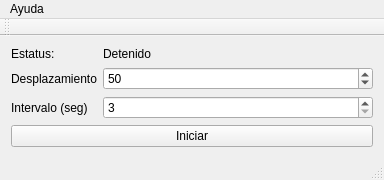
First picture: the form in mainwindow.ui, repository iuresti/mousemover, before the edit.
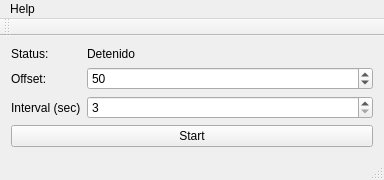
Second picture: the form after the edit.

Commit message: The previous version doesn't prevent of suspending the PC. Even when mouse is moving. In this version I use a different function to move the mouse

```diff
--- a/mainwindow.ui
+++ b/mainwindow.ui
@@ -20,7 +20,7 @@
       <item row="0" column="0">
        <widget class="QLabel" name="label">
         <property name="text">
-         <string>Estatus:</string>
+         <string>Status:</string>
         </property>
        </widget>
       </item>
@@ -34,14 +34,14 @@
       <item row="1" column="0">
        <widget class="QLabel" name="label_2">
         <property name="text">
-         <string>Desplazamiento</string>
+         <string>Offset:</string>
         </property>
        </widget>
       </item>
       <item row="2" column="0">
        <widget class="QLabel" name="label_3">
         <property name="text">
-         <string>Intervalo (seg)</string>
+         <string>Interval (sec)</string>
         </property>
        </widget>
       </item>
@@ -78,7 +78,7 @@
       <item>
        <widget class="QPushButton" name="startBtn">
         <property name="text">
-         <string>Iniciar</string>
+         <string>Start</string>
         </property>
        </widget>
       </item>
@@ -95,13 +95,13 @@
      <height>21</height>
     </rect>
    </property>
-   <widget class="QMenu" name="menuAyuda">
+   <widget class="QMenu" name="menuHelp">
     <property name="title">
-     <string>Ayuda</string>
+     <string>Help</string>
     </property>
     <addaction name="actionAcerca_de"/>
    </widget>
-   <addaction name="menuAyuda"/>
+   <addaction name="menuHelp"/>
   </widget>
   <widget class="QToolBar" name="mainToolBar">
    <attribute name="toolBarArea">
```
Left out of the diff: 6 changed lines with no effect on the pictures. The commit also changes 2 other files.
